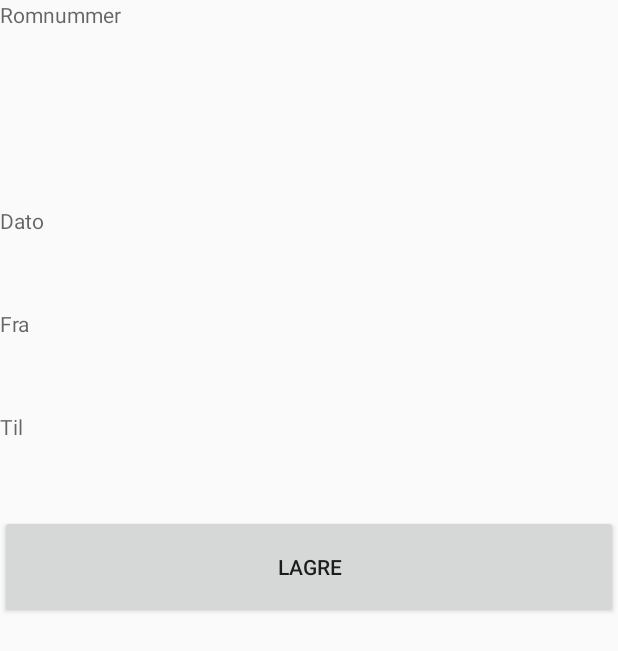
After one commit to Hajhain10/Mappe-app, an Android app: the layout legg_til_reservasjon.xml on its own in the app's theme, with its tools: preview values and no code run, on a phone screen of 412 x 824 dp. The commit adds this screen. Shown: the top 651 px of the screen. Run offline under Robolectric (Android 15) with nearby library versions, the phone set to English and light mode, and no system bars.

Commit message:
lagde ny reservings layout side

```diff
--- /dev/null
+++ b/app/src/main/res/layout/legg_til_reservasjon.xml
@@ -0,0 +1,58 @@
+<?xml version="1.0" encoding="utf-8"?>
+<LinearLayout
+    xmlns:android="http://schemas.android.com/apk/res/android"
+    android:layout_width="match_parent"
+    android:layout_height="match_parent"
+    android:orientation="vertical"
+    android:weightSum="2">
+
+    <LinearLayout
+        android:layout_width="match_parent"
+        android:layout_height="0dp"
+        android:layout_weight="1"
+        android:orientation="vertical"
+        android:weightSum="6">
+        <TextView
+            android:layout_width="match_parent"
+            android:layout_height="0dp"
+            android:layout_weight="1"
+            android:hint="Romnummer"
+            android:id="@+id/romnummer"
+            ></TextView>
+        <TextView
+            android:layout_width="match_parent"
+            android:layout_height="0dp"
+            android:layout_weight="1"
+            android:id="@+id/adresse"
+            ></TextView>
+        <TextView
+            android:layout_width="match_parent"
+            android:layout_height="0dp"
+            android:layout_weight="1"
+            android:inputType="date"
+            android:hint="Dato"
+            android:id="@+id/dato">
+        </TextView>
+        <TextView
+            android:layout_width="match_parent"
+            android:layout_height="0dp"
+            android:layout_weight="1"
+            android:hint="Fra"
+            android:id="@+id/starttid">
+        </TextView>
+        <TextView
+            android:layout_width="match_parent"
+            android:layout_height="0dp"
+            android:layout_weight="1"
+            android:hint="Til"
+            android:id="@+id/slutttid"
+            ></TextView>
+        <Button
+            android:layout_width="match_parent"
+            android:layout_height="0dp"
+            android:layout_weight="1"
+            android:text="Lagre"
+            android:onClick="lagNyttHus">
+        </Button>
+    </LinearLayout>
+</LinearLayout>
--- a/app/src/main/res/values/styles.xml
+++ b/app/src/main/res/values/styles.xml
@@ -7,4 +7,5 @@
         <item name="colorAccent">@color/colorAccent</item>
     </style>
 
+
 </resources>
```
